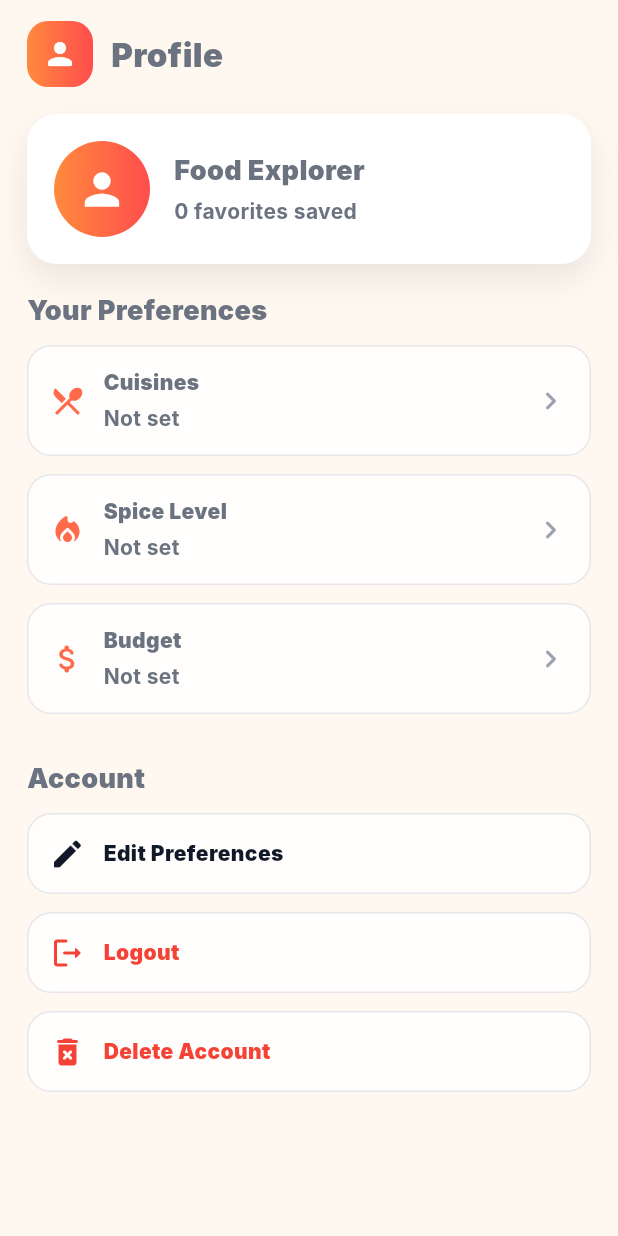
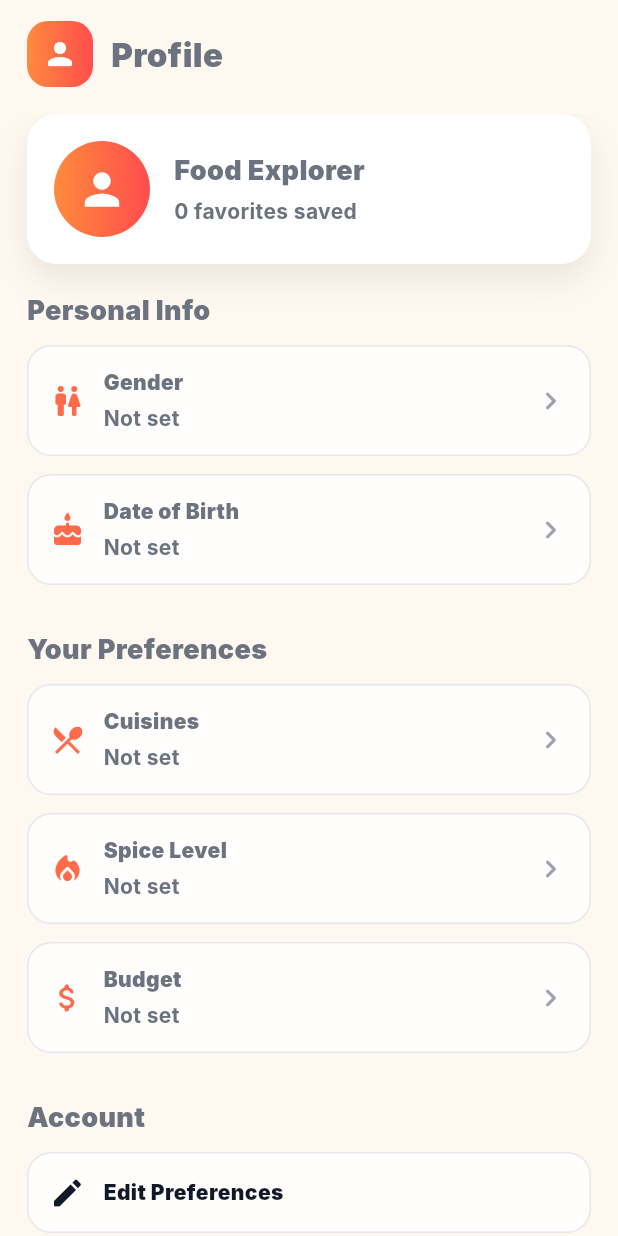
Before and after one commit to NUS-MTechSE-DMSS/swipe2eat-ui, a Flutter app: the ProfileScreen widget shown alone on an empty page, opened directly, on a phone screen of 412 x 824 dp. Run offline on Flutter 3.47's test engine with Material 3 defaults, Android fonts, the light colour scheme and no system bars; our stand-ins replace shared_preferences; accounts and stored records are empty; network calls fail; Roboto replaces fonts that are missing (Inter).

Commit message:
Auto-commit: profile_screen.dart

```diff
--- a/lib/features/profile/profile_screen.dart
+++ b/lib/features/profile/profile_screen.dart
@@ -271,6 +271,27 @@ class _ProfileScreenState extends State<ProfileScreen> {
                 crossAxisAlignment: CrossAxisAlignment.start,
                 children: [
                   _ProfileCard(displayName: _displayName),
+                  const SizedBox(height: 18),
+
+                  const Text(
+                    "Personal Info",
+                    style: TextStyle(fontSize: 18, fontWeight: FontWeight.w900),
+                  ),
+                  const SizedBox(height: 10),
+
+                  _PrefTile(
+                    icon: Icons.wc_rounded,
+                    title: "Gender",
+                    value: _genderDisplay,
+                    onTap: () => _showEditProfileDialog(context),
+                  ),
+                  _PrefTile(
+                    icon: Icons.cake_rounded,
+                    title: "Date of Birth",
+                    value: _dobDisplay,
+                    onTap: () => _showEditProfileDialog(context),
+                  ),
+
                   const SizedBox(height: 18),
 
                   const Text(
```
